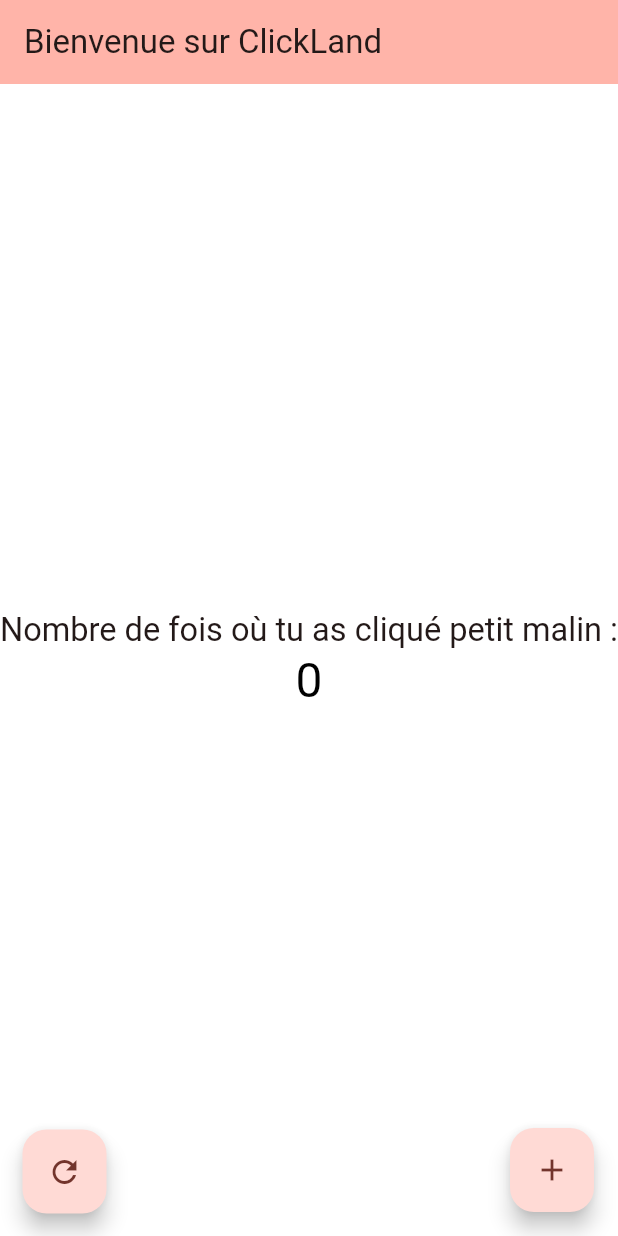
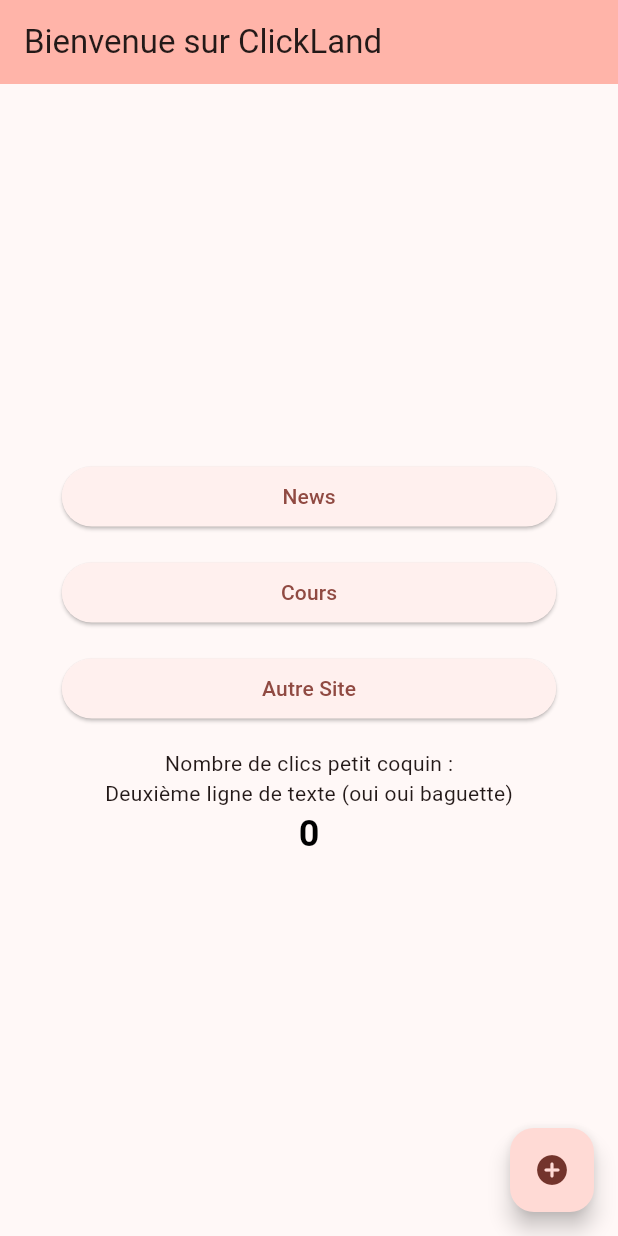
Before and after one commit to Adamouze/application_easystudies, a Flutter app: the screen it shows after launch, on a phone screen of 412 x 824 dp. Run offline on Flutter 3.47's test engine with Material 2 defaults, Android fonts, the phone set to English and light mode, and no system bars.

Commit message:
Premier Commit

```diff
--- a/lib/main.dart
+++ b/lib/main.dart
@@ -79,43 +79,61 @@ class _MyHomePageState extends State<MyHomePage> {
         backgroundColor: Theme.of(context).colorScheme.inversePrimary,
         title: Text(widget.title),
       ),
-      body: Stack(
-        children: <Widget>[
-          Center(
-            child: Container(
-              color: _backgroundColor,
+      body: Center(
         child: Column(
           mainAxisAlignment: MainAxisAlignment.center,
           children: <Widget>[
-                  FittedBox(
-                    child: Text(
-                      'Nombre de fois où tu as cliqué petit malin :',
-                      style: Theme.of(context).textTheme.headlineLarge,
+            FractionallySizedBox(
+              widthFactor: 0.8,
+              child: ElevatedButton(
+                onPressed: () {
+                  // Action pour le bouton "News"
+                },
+                child: Text('News'),
               ),
+            ),
+            const SizedBox(height: 16),
+            FractionallySizedBox(
+              widthFactor: 0.8,
+              child: ElevatedButton(
+                onPressed: () {
+                  // Action pour le bouton "Cours"
+                },
+                child: Text('Cours'),
+              ),
+            ),
+            const SizedBox(height: 16),
+            FractionallySizedBox(
+              widthFactor: 0.8,
+              child: ElevatedButton(
+                onPressed: () {
+                  // Action pour le bouton "Autre Site"
+                },
+                child: Text('Autre Site'),
+              ),
+            ),
+            const SizedBox(height: 16),
+            const Text(
+              'Nombre de clics petit coquin :',
+            ),
+            const Text(
+              'Deuxième ligne de texte (oui oui baguette)',
             ),
             Text(
               '$_counter',
-                    style: Theme.of(context).textTheme.headlineLarge?.copyWith(color: _currentColor),
+              style: const TextStyle(
+                color: Colors.black, // Texte en noir
+                fontSize: 24, // Taille de police personnalisée (optionnel)
+                fontWeight: FontWeight.bold, // Poids de police personnalisé (optionnel)
+              ),
             ),
           ],
         ),
       ),
-          ),
-          Positioned(
-            left: 15,  // 15 pixels from the left edge of the screen
-            bottom: 15,  // 15 pixels from the bottom edge of the screen
-            child: FloatingActionButton(
-              onPressed: _resetCounter,
-              tooltip: 'Reset',
-              child: const Icon(Icons.refresh),
-            ),
-          ),
-        ],
-      ),
       floatingActionButton: FloatingActionButton(
         onPressed: _incrementCounter,
-        tooltip: 'Increment',
-        child: const Icon(Icons.add),
+        tooltip: 'Incrément du compteur',
+        child: const Icon(Icons.add_circle_rounded),
       ),
     );
   }
```
Lines whose indentation alone changed are shown as unchanged.
